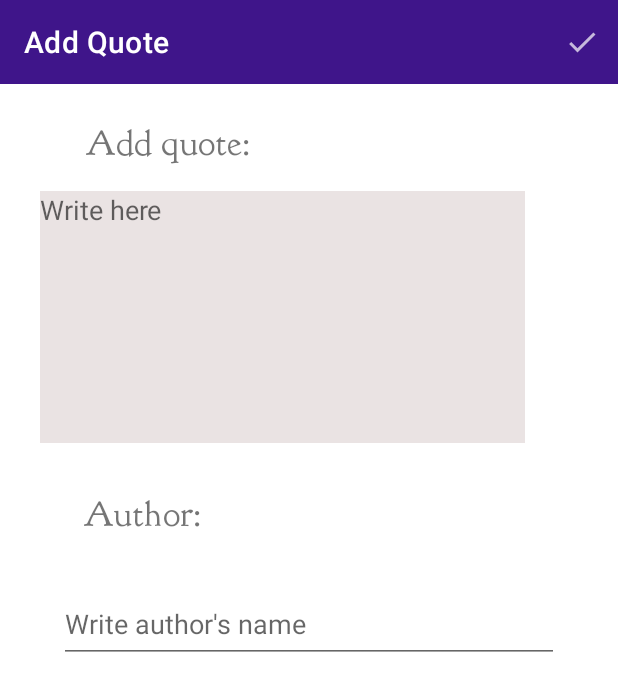
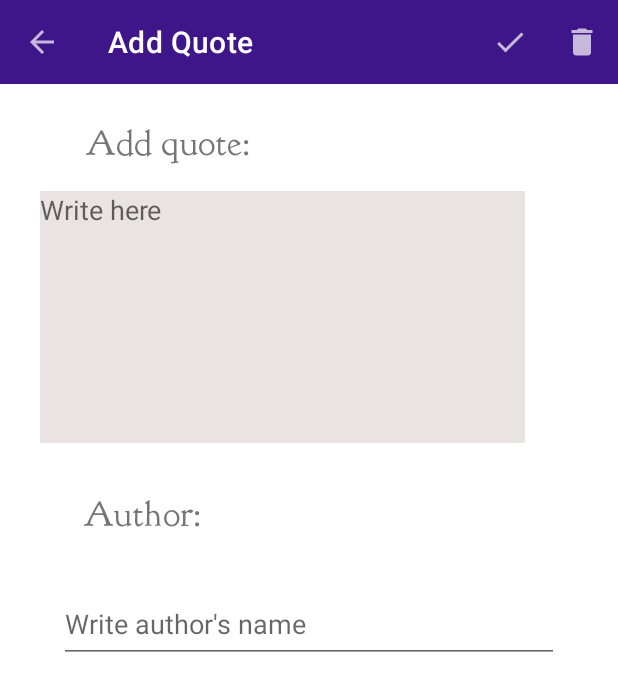
Before and after one commit to zornicaShopova/LifeInQuotes, an Android app: the AddQuote screen opened directly, with no data from a screen before it, on a phone screen of 412 x 824 dp. Shown: the top 691 px of the screen. Run offline under Robolectric (Android 15) with nearby library versions, the phone set to English and light mode, and no system bars.

Commit message:
save and delete quote btn , quote display with database connection

```diff
--- a/app/build.gradle
+++ b/app/build.gradle
@@ -33,6 +33,7 @@ dependencies {
     implementation 'androidx.appcompat:appcompat:1.2.0'
     implementation 'com.google.android.material:material:1.2.1'
     implementation 'androidx.constraintlayout:constraintlayout:2.0.4'
+    implementation 'androidx.cardview:cardview:1.0.0'
     testImplementation 'junit:junit:4.+'
     androidTestImplementation 'androidx.test.ext:junit:1.1.2'
     androidTestImplementation 'androidx.test.espresso:espresso-core:3.3.0'
--- a/app/src/main/AndroidManifest.xml
+++ b/app/src/main/AndroidManifest.xml
@@ -9,7 +9,11 @@
         android:roundIcon="@mipmap/ic_launcher_round"
         android:supportsRtl="true"
         android:theme="@style/Theme.LQ">
-        <activity android:name=".AddQuote"></activity>
+        <activity android:name=".AddQuote">
+            <meta-data
+                android:name="android.support.PARENT_ACTIVITY"
+                android:value=".HomeActivity"/>
+        </activity>
         <activity android:name=".RegisterConfirmationActivity" />
         <activity android:name=".HomeActivity">
             <intent-filter>
--- a/app/src/main/java/uni/fmi/masters/lq/AddQuote.java
+++ b/app/src/main/java/uni/fmi/masters/lq/AddQuote.java
@@ -1,14 +1,20 @@
 package uni.fmi.masters.lq;
 
+import androidx.annotation.NonNull;
 import androidx.appcompat.app.AppCompatActivity;
 import androidx.appcompat.widget.Toolbar;
 
 import android.os.Bundle;
 import android.text.Editable;
 import android.text.TextWatcher;
+import android.util.Log;
 import android.view.Menu;
 import android.view.MenuInflater;
+import android.view.MenuItem;
 import android.widget.EditText;
+import android.widget.Toast;
+
+import java.util.Calendar;
 
 
 public class AddQuote extends AppCompatActivity {
@@ -16,6 +22,10 @@ public class AddQuote extends AppCompatActivity {
     EditText authorET;
     //show  the toolbar
     Toolbar toolbar;
+    //date and time
+    Calendar calendar;
+    String todaysDate;
+    String currentTime;
 
     @Override
     protected void onCreate(Bundle savedInstanceState) {
@@ -29,6 +39,10 @@ public class AddQuote extends AppCompatActivity {
         setSupportActionBar(toolbar);
         //change the title  of the toolbar
         getSupportActionBar().setTitle("Add Quote");
+        //arrow for  back  btn
+        getSupportActionBar().setDisplayHomeAsUpEnabled(true);
+
+
         //save the author
         authorET.addTextChangedListener(new TextWatcher() {
             @Override
@@ -48,6 +62,20 @@ public class AddQuote extends AppCompatActivity {
 
             }
         });
+
+        //get current date and time
+        calendar = Calendar.getInstance();
+        todaysDate = calendar.get(Calendar.YEAR) + "/" + (calendar.get(Calendar.MONTH) + 1) + "/" + calendar.get(Calendar.DAY_OF_MONTH); //  we  write +1 because  its start at 0 and we have to add 1 for december
+        currentTime = pad(calendar.get(Calendar.HOUR)) + ":" + pad(calendar.get(Calendar.MINUTE));
+
+        Log.d("calendar", "Date and time: " + todaysDate + " and " + currentTime);
+    }
+
+    //it will  add zero  before  the seconds
+    private String pad(int i) {
+        if (i > 0)
+            return "0" + i;
+        return String.valueOf(i);
     }
 
     //show toolbar
@@ -57,4 +85,28 @@ public class AddQuote extends AppCompatActivity {
         inflater.inflate(R.menu.drawer_edit_menu, menu);
         return true;
     }
+
+    @Override
+    public boolean onOptionsItemSelected(@NonNull MenuItem item) {
+        if(item.getItemId() == R.id.saveItemBtn){
+            Quote quote = new Quote(authorET.getText().toString(),quoteContextET.toString(),todaysDate.toString(),currentTime.toString());
+            //call  db and insert the quote data
+            QuotesDatabase db  = new QuotesDatabase(this);
+            db.addQuote(quote);
+            Toast.makeText(this,"Save quote",Toast.LENGTH_SHORT).show();
+            //when is save to return in the home activity
+            onBackPressed();
+        }
+
+        if(item.getItemId() == R.id.deleteItemBtn){
+            Toast.makeText(this,"Quote not saved",Toast.LENGTH_SHORT).show();
+            onBackPressed();
+        }
+        return super.onOptionsItemSelected(item);
+    }
+
+    @Override
+    public void onBackPressed() {
+        super.onBackPressed();
+    }
 }
--- /dev/null
+++ b/app/src/main/res/drawable/ic_baseline_delete_24.xml
@@ -0,0 +1,10 @@
+<vector xmlns:android="http://schemas.android.com/apk/res/android"
+    android:width="24dp"
+    android:height="24dp"
+    android:viewportWidth="24"
+    android:viewportHeight="24"
+    android:tint="?attr/colorControlNormal">
+  <path
+      android:fillColor="@android:color/white"
+      android:pathData="M6,19c0,1.1 0.9,2 2,2h8c1.1,0 2,-0.9 2,-2V7H6v12zM19,4h-3.5l-1,-1h-5l-1,1H5v2h14V4z"/>
+</vector>
--- a/app/src/main/res/layout/fragment_home.xml
+++ b/app/src/main/res/layout/fragment_home.xml
@@ -44,7 +44,7 @@
         <androidx.recyclerview.widget.RecyclerView
             android:id="@+id/quotesResyclerView"
             android:layout_width="match_parent"
-            android:layout_height="wrap_content">
+            android:layout_height="match_parent">
 
         </androidx.recyclerview.widget.RecyclerView>
 
--- a/app/src/main/res/menu/drawer_edit_menu.xml
+++ b/app/src/main/res/menu/drawer_edit_menu.xml
@@ -3,8 +3,13 @@
     xmlns:android="http://schemas.android.com/apk/res/android">
 
     <item
-        android:id="@+id/readyBtn"
+        android:id="@+id/saveItemBtn"
         android:icon="@drawable/ic_baseline_check_24"
         android:title="Ok"
         app:showAsAction="ifRoom" />
+    <item
+        android:id="@+id/deleteItemBtn"
+        android:icon="@drawable/ic_baseline_delete_24"
+        android:title="delete"
+        app:showAsAction="ifRoom" />
 </menu>
```
Also changed, not shown: app/src/main/java/uni/fmi/masters/lq/Adapter.java (added, +60 -0 lines), app/src/main/java/uni/fmi/masters/lq/HomeActivity.java (+14 -0 lines), app/src/main/java/uni/fmi/masters/lq/QuotesDatabase.java (+87 -12 lines), app/src/main/res/layout/custom_list_view.xml (added, +101 -0 lines), app/src/main/res/drawable/ic_quote.png (added).
